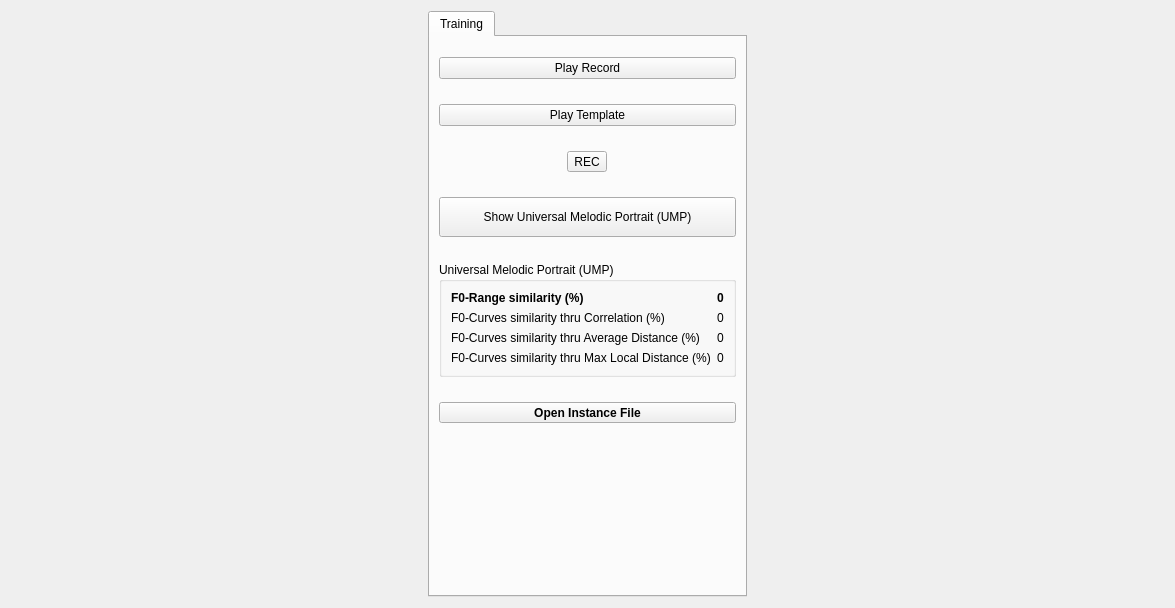
Before: the Qt Designer form graphswindow.ui in zhitko/inton-trainer, drawn with Qt 5.
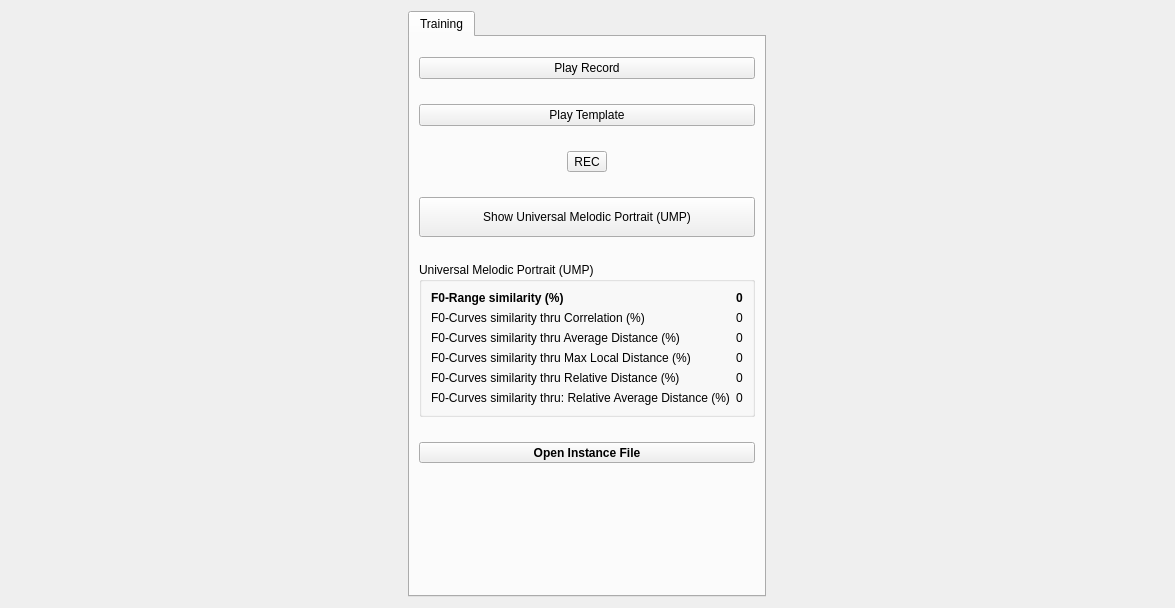
After: the same form once the commit is applied. Icons and pictures are not drawn.

Commit message: add new curve mark calculations

The edit to the form file:
```diff
--- a/graphswindow.ui
+++ b/graphswindow.ui
@@ -237,6 +237,34 @@
               </property>
              </widget>
             </item>
+            <item row="4" column="0">
+             <widget class="QLabel" name="totalAtitle">
+              <property name="text">
+               <string>F0-Curves similarity thru Relative Distance (%)</string>
+              </property>
+             </widget>
+            </item>
+            <item row="4" column="1">
+             <widget class="QLabel" name="totalA">
+              <property name="text">
+               <string>0</string>
+              </property>
+             </widget>
+            </item>
+            <item row="5" column="0">
+             <widget class="QLabel" name="totalARtitle">
+              <property name="text">
+               <string>F0-Curves similarity thru: Relative Average Distance (%)</string>
+              </property>
+             </widget>
+            </item>
+            <item row="5" column="1">
+             <widget class="QLabel" name="totalAR">
+              <property name="text">
+               <string>0</string>
+              </property>
+             </widget>
+            </item>
            </layout>
           </widget>
          </item>
```
The commit also changes 486 other files.
